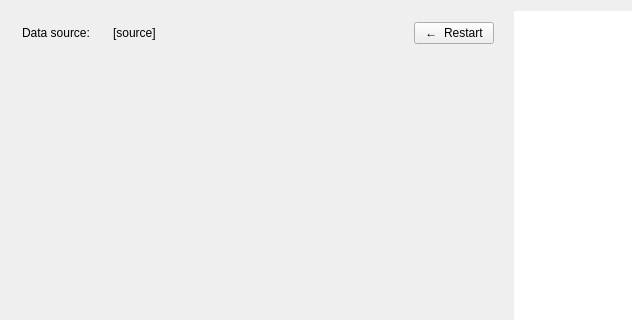
The window that gruepr.ui (gruepr/gruepr) describes before a commit, drawn with Qt 5; both pictures show x 0 to 632 and y 0 to 320 of the 1019 by 669 pixel window.
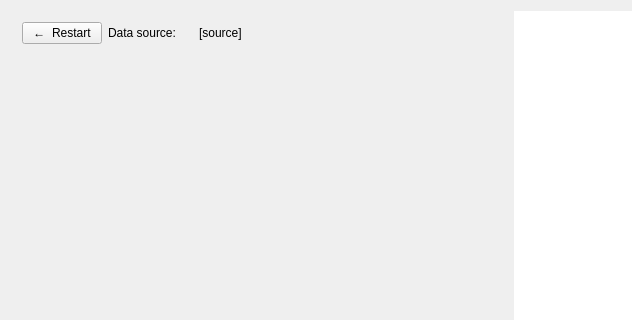
The same window after the commit. Icons and pictures are not drawn. Custom widgets are drawn as their Qt base class.

Diff of the .ui file:
```diff
--- a/gruepr.ui
+++ b/gruepr.ui
@@ -224,6 +224,19 @@
          </sizepolicy>
         </property>
         <layout class="QHBoxLayout" name="horizontalLayout">
+         <item>
+          <widget class="QPushButton" name="newDataSourceButton">
+           <property name="sizePolicy">
+            <sizepolicy hsizetype="Preferred" vsizetype="Preferred">
+             <horstretch>0</horstretch>
+             <verstretch>0</verstretch>
+            </sizepolicy>
+           </property>
+           <property name="text">
+            <string>←  Restart</string>
+           </property>
+          </widget>
+         </item>
          <item alignment="Qt::AlignmentFlag::AlignLeft|Qt::AlignmentFlag::AlignVCenter">
           <widget class="QLabel" name="dataSourcePrelabel">
            <property name="sizePolicy">
@@ -266,19 +279,6 @@
            </property>
           </widget>
          </item>
-         <item alignment="Qt::AlignmentFlag::AlignRight|Qt::AlignmentFlag::AlignVCenter">
-          <widget class="QPushButton" name="newDataSourceButton">
-           <property name="sizePolicy">
-            <sizepolicy hsizetype="Preferred" vsizetype="Preferred">
-             <horstretch>0</horstretch>
-             <verstretch>0</verstretch>
-            </sizepolicy>
-           </property>
-           <property name="text">
-            <string>←  Restart</string>
-           </property>
-          </widget>
-         </item>
         </layout>
        </widget>
       </item>
```
